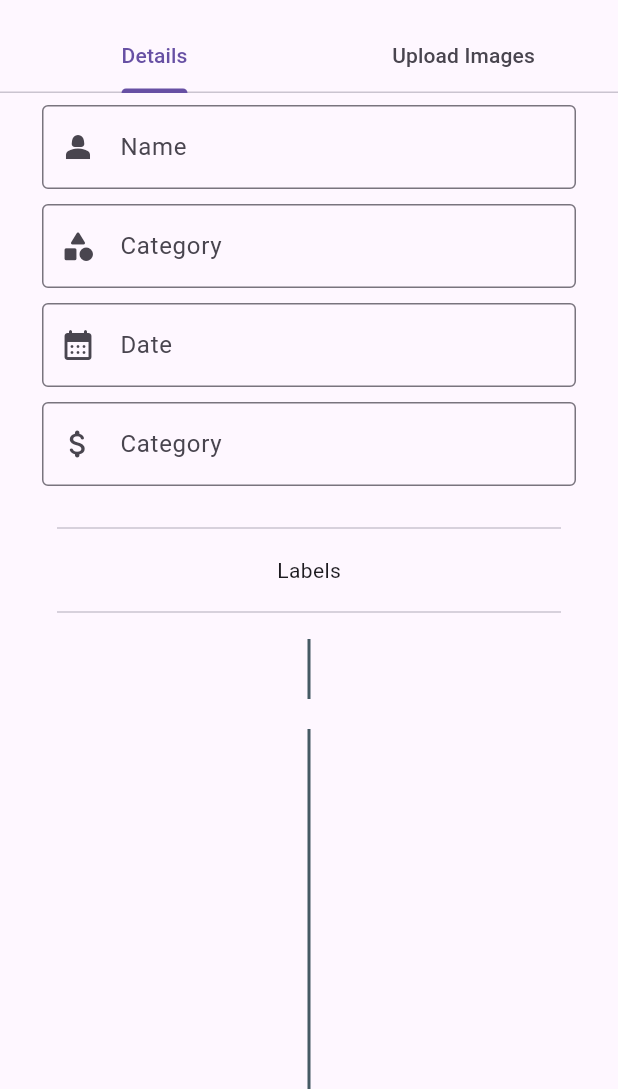
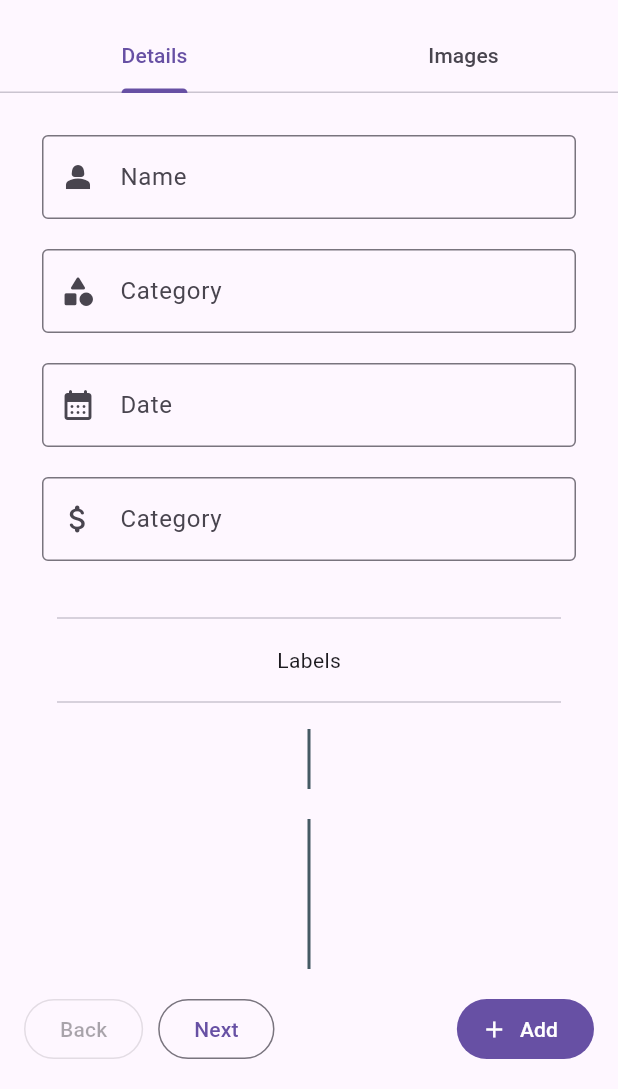
Before and after one commit to slatei/asset_manager, a Flutter app: the screen it shows after launch, on a phone screen of 412 x 824 dp, the part 147-1236 px from its top. Run offline on Flutter 3.47's test engine with Material 3 defaults, Android fonts, the phone set to English and light mode, and no system bars; our stand-ins replace cloud_firestore, firebase_auth, firebase_core, firebase_storage, image_picker; missing offline and left inert: firebase_ui_auth; accounts and stored records are empty.

Commit message:
feat: Create bottom app bar for navigation and asset creation

```diff
--- a/lib/screens/asset_management/asset_buttons.dart
+++ b/lib/screens/asset_management/asset_buttons.dart
@@ -36,7 +36,9 @@ class _AssetButtonsState extends State<AssetButtons> {
 
   @override
   Widget build(BuildContext context) {
-    return Row(
+    return Padding(
+      padding: const EdgeInsets.all(16.0),
+      child: Row(
         children: [
           OutlinedButton(
             onPressed: _tabController.index != 0
@@ -58,6 +60,7 @@ class _AssetButtonsState extends State<AssetButtons> {
             label: const Text('Add'),
           ),
         ],
+      ),
     );
   }
 }
--- a/lib/screens/asset_management/create_asset.dart
+++ b/lib/screens/asset_management/create_asset.dart
@@ -1,19 +1,29 @@
+import 'package:asset_store/screens/asset_management/asset_buttons.dart';
 import 'package:asset_store/screens/asset_management/create_asset_detail.dart';
 import 'package:asset_store/screens/asset_management/create_asset_image.dart';
 import 'package:flutter/material.dart';
 
+class TabName {
+  static const String details = 'Details';
+  static const String images = 'Images';
+}
 
 class CreateAsset extends StatelessWidget {
   const CreateAsset({super.key});
 
   @override
   Widget build(BuildContext context) {
-    final List<String> tabs = <String>['Details', 'Upload Images'];
+    final List<String> tabs = <String>[TabName.details, TabName.images];
     return DefaultTabController(
       length: tabs.length,
       child: Scaffold(
-        body: NestedScrollView(
-          headerSliverBuilder: (BuildContext context, bool innerBoxIsScrolled) {
+        body: Builder(builder: (BuildContext context) {
+          // Wrap the NestedScrollView inside a Builder widget, which ensures that when the "AssetButtons" is created, the DefaultTabController is already in place
+          final TabController tabController = DefaultTabController.of(context);
+
+          return NestedScrollView(
+            headerSliverBuilder:
+                (BuildContext context, bool innerBoxIsScrolled) {
               return <Widget>[
                 SliverOverlapAbsorber(
                   handle:
@@ -30,7 +40,11 @@ class CreateAsset extends StatelessWidget {
                 ),
               ];
             },
-          body: TabBarView(
+            body: Column(
+              children: [
+                // Tabs and tab content
+                Expanded(
+                  child: TabBarView(
                     children: tabs.map((String name) {
                       return SafeArea(
                         top: false,
@@ -41,9 +55,8 @@ class CreateAsset extends StatelessWidget {
                               key: PageStorageKey<String>(name),
                               slivers: <Widget>[
                                 SliverOverlapInjector(
-                          handle:
-                              NestedScrollView.sliverOverlapAbsorberHandleFor(
-                                  context),
+                                  handle: NestedScrollView
+                                      .sliverOverlapAbsorberHandleFor(context),
                                 ),
                                 SliverPadding(
                                   padding: const EdgeInsets.all(8.0),
@@ -61,22 +74,29 @@ class CreateAsset extends StatelessWidget {
                     }).toList(),
                   ),
                 ),
+
+                // Bottom bar navigation and state management
+                // Obtain the tabController initialised using the builder function, and pass it directly to the AssetButtons widget
+                AssetButtons(
+                  tabController: tabController,
+                  add: () {},
+                ),
+              ],
+            ),
+          );
+        }),
       ),
     );
   }
 
   List<Widget> _buildTabContent(String tabName, BuildContext context) {
-    if (tabName == 'Details') {
+    if (tabName == TabName.details) {
       return <Widget>[
-        CreateAssetDetail(
-          tabController: DefaultTabController.of(context),
-        ),
+        const CreateAssetDetail(),
       ];
-    } else if (tabName == 'Upload Images') {
+    } else if (tabName == TabName.images) {
       return <Widget>[
-        CreateAssetImage(
-          tabController: DefaultTabController.of(context),
-        ),
+        const CreateAssetImage(),
       ];
     }
     return <Widget>[];
--- a/lib/screens/asset_management/create_asset_detail.dart
+++ b/lib/screens/asset_management/create_asset_detail.dart
@@ -1,13 +1,9 @@
-import 'package:asset_store/screens/asset_management/asset_buttons.dart';
 import 'package:flutter/material.dart';
 
 class CreateAssetDetail extends StatefulWidget {
   const CreateAssetDetail({
-    required this.tabController,
     super.key,
   });
-
-  final TabController tabController;
 
   @override
   State<CreateAssetDetail> createState() => _CreateAssetDetailState();
@@ -40,6 +36,7 @@ class _CreateAssetDetailState extends State<CreateAssetDetail>
           child: Column(
             children: [
               // Asset name
+              const SizedBox(height: 20),
               TextField(
                 controller: _nameController,
                 decoration: const InputDecoration(
@@ -48,7 +45,7 @@ class _CreateAssetDetailState extends State<CreateAssetDetail>
                   border: OutlineInputBorder(),
                 ),
               ),
-              const SizedBox(height: 10),
+              const SizedBox(height: 20),
 
               // Asset category
               TextField(
@@ -59,7 +56,7 @@ class _CreateAssetDetailState extends State<CreateAssetDetail>
                   border: OutlineInputBorder(),
                 ),
               ),
-              const SizedBox(height: 10),
+              const SizedBox(height: 20),
 
               // Asset date
               const TextField(
@@ -69,7 +66,7 @@ class _CreateAssetDetailState extends State<CreateAssetDetail>
                   border: OutlineInputBorder(),
                 ),
               ),
-              const SizedBox(height: 10),
+              const SizedBox(height: 20),
 
               // Asset price
               const TextField(
@@ -79,7 +76,7 @@ class _CreateAssetDetailState extends State<CreateAssetDetail>
                   border: OutlineInputBorder(),
                 ),
               ),
-              const SizedBox(height: 10),
+              const SizedBox(height: 20),
             ],
           ),
         ),
@@ -106,12 +103,15 @@ class _CreateAssetDetailState extends State<CreateAssetDetail>
 
         const Placeholder(child: SizedBox(height: 40)),
         const SizedBox(height: 20),
-        const Placeholder(child: SizedBox(height: 300)),
-
-        AssetButtons(
-          tabController: widget.tabController,
-          add: () {},
-        ),
+        const Placeholder(child: SizedBox(height: 100)),
+        const SizedBox(height: 20),
+        const Placeholder(child: SizedBox(height: 100)),
+        const SizedBox(height: 20),
+        const Placeholder(child: SizedBox(height: 100)),
+        const SizedBox(height: 20),
+        const Placeholder(child: SizedBox(height: 100)),
+        const SizedBox(height: 20),
+        const Placeholder(child: SizedBox(height: 100)),
       ],
     );
   }
--- a/lib/screens/asset_management/create_asset_image.dart
+++ b/lib/screens/asset_management/create_asset_image.dart
@@ -1,13 +1,9 @@
-import 'package:asset_store/screens/asset_management/asset_buttons.dart';
 import 'package:flutter/material.dart';
 
 class CreateAssetImage extends StatefulWidget {
   const CreateAssetImage({
-    required this.tabController,
     super.key,
   });
-
-  final TabController tabController;
 
   @override
   State<CreateAssetImage> createState() => _CreateAssetImageState();
@@ -30,11 +26,6 @@ class _CreateAssetImageState extends State<CreateAssetImage>
           },
           child: const Text('Upload Image'),
         ),
-        const SizedBox(height: 400),
-        AssetButtons(
-          tabController: widget.tabController,
-          add: () {},
-        ),
       ],
     );
   }
```
Also changed, not shown: 1 other file. Lines whose indentation alone changed are shown as unchanged.
